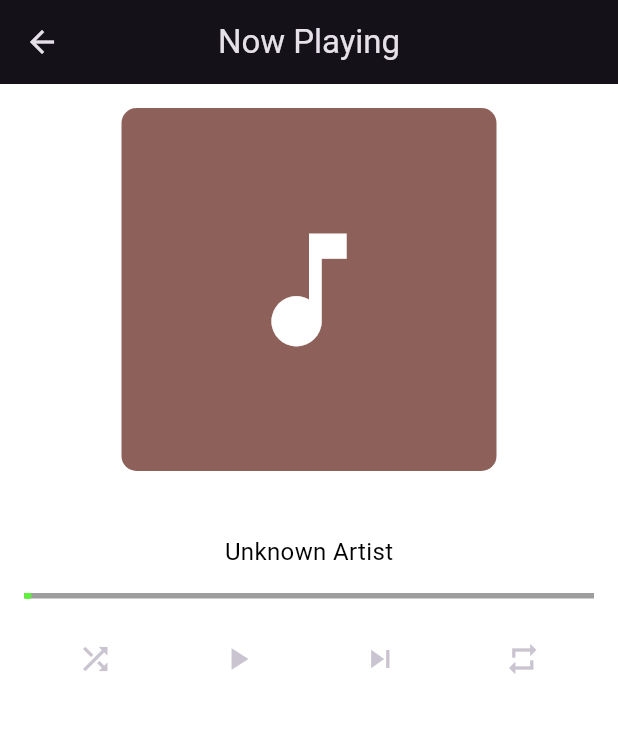
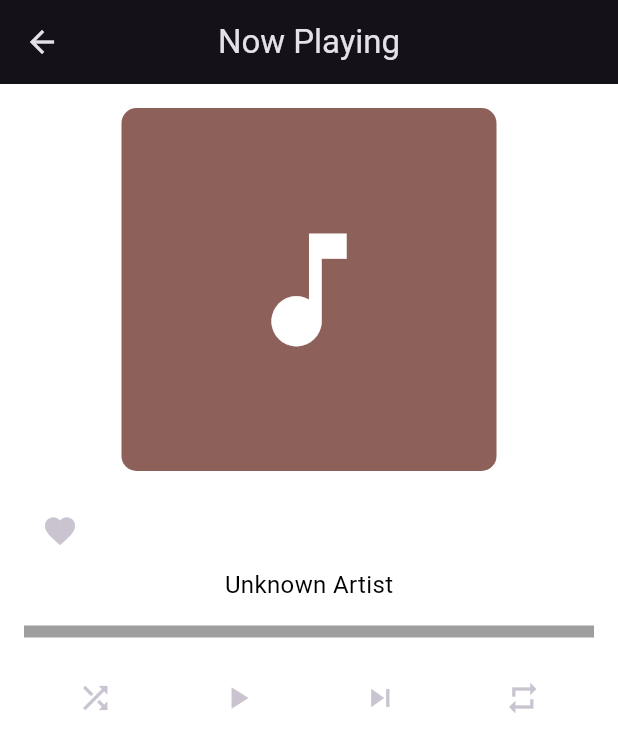
Before and after one commit to GtHubproject/musify, a Flutter app: the FullSongplayerView screen opened by its route, after a tap on the "skip next" icon, on a phone screen of 412 x 824 dp. Shown: the top 752 px of the screen. Run offline on Flutter 3.47's test engine with Material 3 defaults, Android fonts, the phone set to English and light mode, and no system bars; drawn by our look-alikes of on_audio_query; our stand-ins replace get, hive, hive_flutter, just_audio, marquee, permission_handler and 1 more; accounts and stored records are empty; statements that could not run were skipped.

Commit message:
progression bar

```diff
--- a/lib/app/modules/bottomnavigationbar/views/fullplayer.dart
+++ b/lib/app/modules/bottomnavigationbar/views/fullplayer.dart
@@ -4,13 +4,20 @@ import 'package:get/get_core/src/get_main.dart';
 import 'package:get/get_state_manager/src/simple/get_view.dart';
 import 'package:musicplayer/app/modules/bottomnavigationbar/controllers/bottomnavigationbar_controller.dart';
 import 'package:musicplayer/app/modules/bottomnavigationbar/controllers/fullplayer.dart';
+import 'package:musicplayer/app/modules/favourites/controllers/favourites_controller.dart';
+import 'package:musicplayer/app/modules/library/controllers/tracks_controller.dart';
 import 'package:on_audio_query/on_audio_query.dart';
-import 'package:sleek_circular_slider/sleek_circular_slider.dart';
+
 
 class FullSongplayerView extends GetView<FullSongplayerController> {
-  const FullSongplayerView({Key? key}) : super(key: key);
 
+   FullSongplayerView({Key? key}) : super(key: key);
 
+   final FullSongplayerController fullSongplayerController = Get.put(FullSongplayerController());
+
+ final TrackController trackController = Get.put(TrackController());
+
+ double _progressValue = 0.0;
 
   @override
   Widget build(BuildContext context) {
@@ -45,12 +52,23 @@ class FullSongplayerView extends GetView<FullSongplayerController> {
 
             SizedBox(height: 16),
 
+            Row(
+              children: [
+                IconButton(onPressed:(){
+                  SongModel currentSong = controller.currentSong!;
+    // Call the addToFavorites method from the TrackController
+    trackController.addToFavorites(currentSong);
+    // Notify the FavoritesController to trigger a rebuild
+    Get.find<FavouritesController>().update();
+                }, icon:Icon(Icons.favorite)),
                 Text(
                   controller.currentSong?.title ?? '',
                   style: TextStyle(
                     fontWeight: FontWeight.bold,
                     fontSize: 18,
                   ),
+                ),
+              ],
             ),
 
             Text(
@@ -63,57 +81,26 @@ class FullSongplayerView extends GetView<FullSongplayerController> {
            Stack(
   alignment: Alignment.centerLeft,
   children: [
-    // Linear Progress Indicator
     LinearProgressIndicator(
-      value: (controller.audioPlayer.position.inSeconds.toDouble() /
-          (controller.currentSong?.duration?.toDouble() ?? 1.0)), // Ensure non-zero denominator
-      valueColor: AlwaysStoppedAnimation<Color>(
-        Color.fromARGB(255, 213, 199, 199),
-      ),
+      value: (controller.audioPlayer.duration?.inMilliseconds ?? 0) > 0
+          ? (controller.audioPlayer.position.inMilliseconds /
+                  controller.audioPlayer.duration!.inMilliseconds)
+          .clamp(0.0, 1.0):0.0,
+      minHeight: 8,
       backgroundColor: Colors.grey,
-    ),
-
-    // Dragged portion indicator
-    AnimatedPositioned(
-      left: (controller.audioPlayer.position.inSeconds.toDouble() /
-              (controller.currentSong?.duration?.toDouble() ?? 1.0)) *
-          MediaQuery.of(context).size.width, // Calculate left position based on progress
-      duration: Duration(milliseconds: 500), // Adjust the duration of the animation
-      child: Container(
-        width: 5, // Adjust the width of the circular indicator
-        height: 10, // Adjust the height of the circular indicator
-        decoration: BoxDecoration(
-          shape: BoxShape.circle,
-          color: const Color.fromARGB(255, 92, 244, 54), // Change the color of the circular indicator
-        ),
-      ),
-    ),
-
-    // Time Display Row
-    Positioned(
-      top: 0,
-      left: 0,
-      right: 0,
-      child: Padding(
-        padding: const EdgeInsets.symmetric(horizontal: 16.0),
-        child: Row(
-          mainAxisAlignment: MainAxisAlignment.spaceBetween,
-          children: [
-            Text(
-              "00:00", // Replace with the left time value
-              style: TextStyle(color: const Color.fromARGB(255, 16, 6, 6)),
-            ),
-            Text(
-              // Format the duration based on the current song's position
-             controller.formatDuration(controller.audioPlayer.position),
-              style: TextStyle(color: Colors.white),
+      valueColor: AlwaysStoppedAnimation<Color>(Colors.amber),
     ),
   ],
 ),
-      ),
-    ),
-  ],
-),
+
+
+// Stack(
+
+//   alignment: Alignment.centerLeft,
+//   children: [
+//     //progression bar
+//   ],
+// ),
 
 
 
--- a/lib/app/modules/library/controllers/PlaylistNameSelectionController.dart
+++ b/lib/app/modules/library/controllers/PlaylistNameSelectionController.dart
@@ -1,65 +1,48 @@
 import 'package:get/get.dart';
-import 'package:get/get_core/src/get_main.dart';
-import 'package:get/get_state_manager/src/simple/get_controllers.dart';
+
 import 'package:hive/hive.dart';
 import 'package:musicplayer/app/data/model/song_model.dart';
 import 'package:on_audio_query/on_audio_query.dart';
+class PlaylistNameSelectionController extends GetxController {
+  //final musicBox = Hive.box<Music>('musicBox');
+  // late SongModel selectedSong; // To store the selected song
 
-class PlaylistNameSelectionController extends GetxController {
-  final musicBox = Hive.box<Music>('musicBox');
-  RxList<PlaylistItem> playlists = <PlaylistItem>[].obs;
+  // @override
+  // void onInit() {
+  //   // Retrieve the selected song from the navigation arguments
+  //   selectedSong = Get.arguments['selectedSong'];
 
-  @override
-  void onInit() {
-    // Fetch the existing playlists from the musicBox
-    fetchPlaylists();
-    super.onInit();
-  }
+  //   super.onInit();
+  // }
 
-  void fetchPlaylists() {
-    playlists.clear();
-    musicBox.keys.forEach((playlistName) {
-      // Get the number of songs in each playlist
-      int numberOfSongs = (musicBox.get(playlistName) as Music?)?.songs.length ?? 0;
+  // // Get the list of playlists
+  // List<String> get playlists => musicBox.keys.cast<String>().toList();
 
-      // Add the playlist to the list
-      playlists.add(PlaylistItem(name: playlistName, numberOfSongs: numberOfSongs, isSelected: false));
-    });
-  }
+  // // Get the number of songs in a playlist
+  // int numberOfSongsInPlaylist(String playlistName) {
+  //   Music playlist = musicBox.get(playlistName) ?? Music(songs: []);
+  //   return playlist.songs.length;
+  // }
 
-  // Function to add a song to the selected playlists
-  Future<void> addSongToSelectedPlaylists(SongModel selectedSong) async {
-    List<String> selectedPlaylists = playlists.where((playlist) => playlist.isSelected).map((playlist) => playlist.name).toList();
+  // Function to add the selected song to a playlist
+  // void addSongToPlaylist(String playlistName) {
+  //   try {
+  //     // Retrieve the playlist from the box
+  //     Music playlist = musicBox.get(playlistName) ?? Music(songs: []);
 
-    // Add the selected song to each selected playlist
-    for (String playlistName in selectedPlaylists) {
-      await addSongToPlaylist(playlistName, selectedSong);
-    }
-  }
+  //     // Add the selected song to the playlist
+  //     playlist.songs.add(selectedSong);
 
-  Future<void> addSongToPlaylist(String playlistName, SongModel selectedSong) async {
-    // Retrieve the playlist from the box
-    Music? playlistNullable = musicBox.get(playlistName);
+  //     // Save the updated playlist back to the box
+  //     musicBox.put(playlistName, playlist);
 
-    // Check if the playlist is null, if so, provide a default value
-    Music playlist = playlistNullable ?? Music(songs: []);
+  //     // Optionally, show a snackbar or toast to indicate success
+  //     Get.snackbar("Song Added", "${selectedSong.title} added to $playlistName");
 
-    // Add the selected song to the playlist
-    playlist.songs.add(selectedSong);
-
-    // Save the updated playlist back to the box
-    await musicBox.put(playlistName, playlist);
-  }
+  //     // Close the bottom sheet
+  //     Get.back();
+  //   } catch (e) {
+  //     print('Error adding song to playlist: $e');
+  //   }
+  // }
 }
-
-class PlaylistItem {
-  final String name;
-  final int numberOfSongs;
-  bool isSelected;
-
-  PlaylistItem({
-    required this.name,
-    required this.numberOfSongs,
-    this.isSelected = false,
-  });
-}
--- a/lib/app/modules/playlists/controllers/playlists_controller.dart
+++ b/lib/app/modules/playlists/controllers/playlists_controller.dart
@@ -115,7 +115,7 @@ void showDeleteDialog(BuildContext context) {
     musicBox.put(newName, playlist);
     // Update the current playlistName
     playlistName = newName;
-    // Navigate back to the previous screen or perform any other necessary actions
+
     Get.back();
   }
 
--- a/lib/app/routes/app_pages.dart
+++ b/lib/app/routes/app_pages.dart
@@ -111,7 +111,7 @@ class AppPages {
 
      GetPage(
       name: _Paths.FULLPLAYER,
-      page: () => const FullSongplayerView(),
+      page: () =>  FullSongplayerView(),
       binding: PermissionBinding(),
     ),
   ];
--- a/pubspec.yaml
+++ b/pubspec.yaml
@@ -29,6 +29,8 @@ dependencies:
   just_audio_background: ^0.0.1-beta.11
   sleek_circular_slider: ^2.0.1
   shared_preferences: ^2.2.2
+  audio_video_progress_bar: ^2.0.1
+  audio_service: ^0.18.12
 
 
 
```
Also changed, not shown: lib/app/modules/bottomnavigationbar/controllers/bottomnavigationbar_controller.dart (+31 -1 lines), lib/app/modules/bottomnavigationbar/controllers/fullplayer.dart (+8 -11 lines), lib/app/modules/bottomnavigationbar/views/miniplayer.dart (+15 -18 lines), lib/app/modules/library/controllers/tracks_controller.dart (+4 -5 lines), lib/app/modules/library/views/PlaylistNameSelectionView.dart (+21 -46 lines), lib/app/modules/library/views/tracks_view.dart (+39 -26 lines), lib/app/modules/playlists/views/playlistDetails.dart (+34 -5 lines), lib/app/modules/searchbar/controllers/searchbar_controller.dart (+1 -11 lines), lib/app/modules/searchbar/views/searchbar_view.dart (+12 -5 lines), lib/main.dart (+9 -5 lines), lib/services.dart (added), pubspec.lock. Lines whose indentation alone changed are shown as unchanged.
